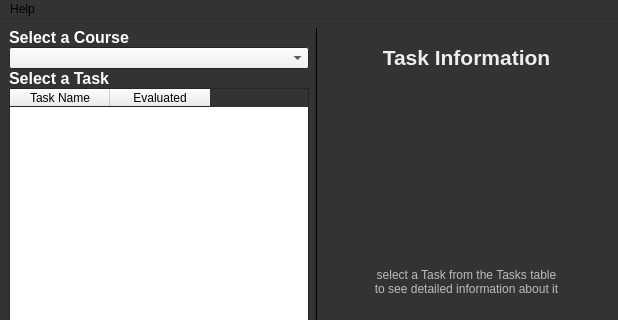
This is TAEval-Client/tawindow.ui in wfairclough/TAE as Qt 5 draws it before an edit; both pictures show x 0 to 618 and y 0 to 320 of the 618 by 500 pixel window. The edited form follows.
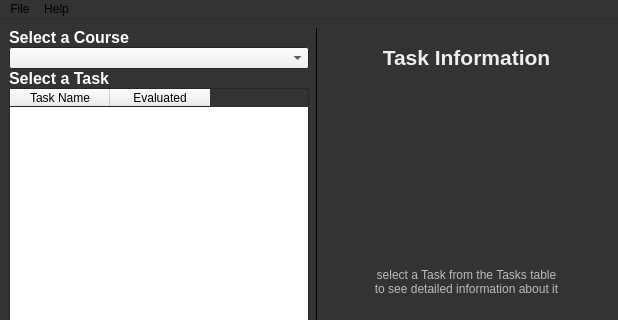
This is the edited form.

The edit to the form file:
```diff
--- a/TAEval-Client/tawindow.ui
+++ b/TAEval-Client/tawindow.ui
@@ -518,6 +518,15 @@
      <string>Help</string>
     </property>
    </widget>
+   <widget class="QMenu" name="menuFile">
+    <property name="title">
+     <string>File</string>
+    </property>
+    <addaction name="actionLogout"/>
+    <addaction name="separator"/>
+    <addaction name="actionQuit"/>
+   </widget>
+   <addaction name="menuFile"/>
    <addaction name="menuHelp"/>
   </widget>
  </widget>
```
Left out of the diff: 10 changed lines with no effect on the pictures.
